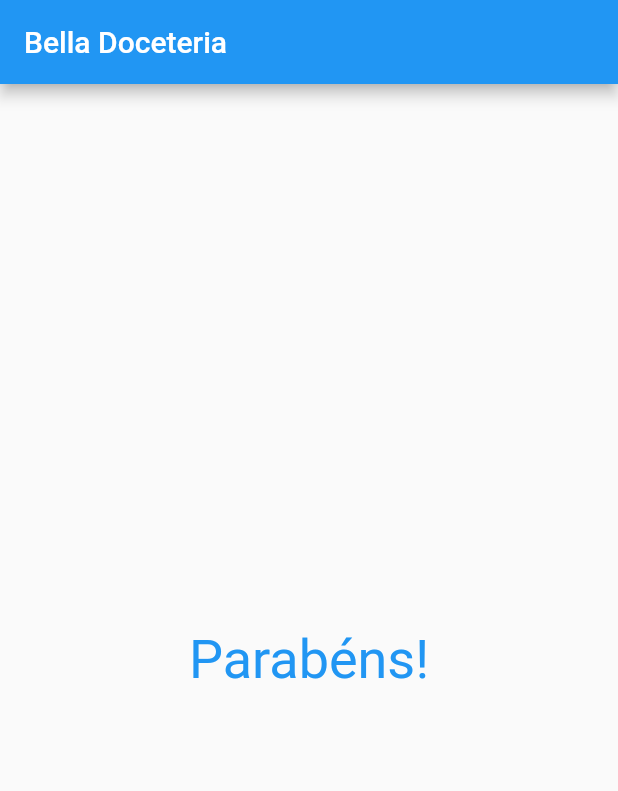
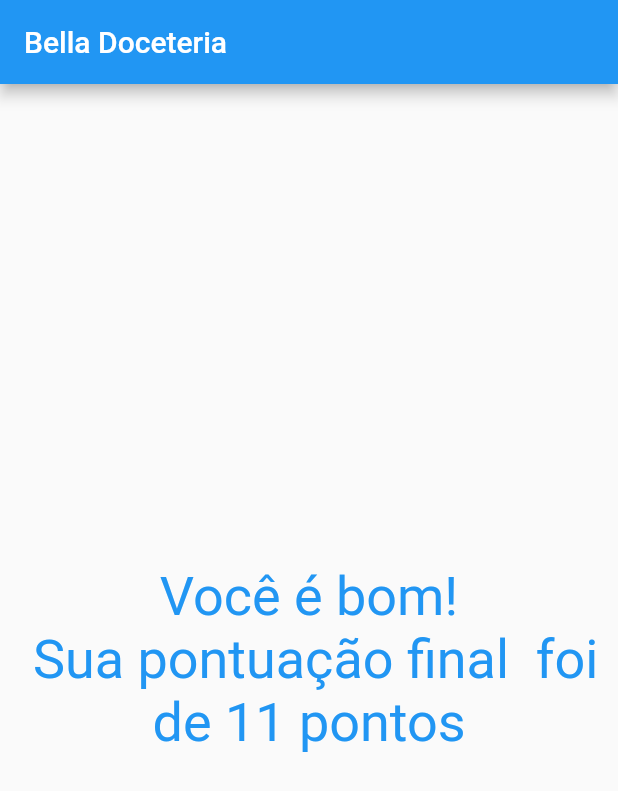
Before and after one commit to DeyvisonSLS/quiz-app, a Flutter app: the screen it shows after launch, after a tap on "Black", after a tap on "São Paulo", after a tap on "Bicycle", on a phone screen of 412 x 824 dp. Shown: the top 791 px of the screen. Run offline on Flutter 3.47's test engine with Material 2 defaults, Android fonts, the phone set to English and light mode, and no system bars.

Commit message:
Score implemented

```diff
--- a/lib/main.dart
+++ b/lib/main.dart
@@ -18,20 +18,36 @@ class QuizApp extends StatefulWidget {
 class _QuizAppState extends State<QuizApp> {
   // Questions Created
   var _questionSelected = 0;
+  var _totalScore = 0;
 
   final _quizQuestions = const [
     // final List<Map<String, Object>> _quizQuestion ...
     {
       'text': 'What is your favorite color?',
-      'answers': ['Black', 'White', 'Yellow', 'Blue']
+      'answers': [
+        {'text': 'Black', 'points': '2'},
+        {'text': 'White', 'points': '5'},
+        {'text': 'Yellow', 'points': '3'},
+        {'text': 'Blue', 'points': '10'},
+      ]
     },
     {
       'text': 'Where were you born?',
-      'answers': ['Santa Cruz', 'São Paulo', 'Natal', 'Mossoró']
+      'answers': [
+        {'text': 'Santa Cruz', 'points': '7'},
+        {'text': 'São Paulo', 'points': '2'},
+        {'text': 'Natal', 'points': '10'},
+        {'text': 'Mossoró', 'points': '2'},
+      ]
     },
     {
       'text': 'What do you prefer?',
-      'answers': ['Car', 'Motorcycle', 'Bicycle', 'Bus']
+      'answers': [
+        {'text': 'Car', 'points': '10'},
+        {'text': 'Motorcycle', 'points': '10'},
+        {'text': 'Bicycle', 'points': '7'},
+        {'text': 'Bus', 'points': '0'},
+      ]
     }
   ];
   // Questions Created
@@ -40,10 +56,11 @@ class _QuizAppState extends State<QuizApp> {
     return _questionSelected < _quizQuestions.length;
   }
 
-  void _nextQuestion() {
+  void _selectQuestion(int score) {
     setState(() {
       if (hasQuestions) {
         _questionSelected++;
+        _totalScore += score;
       }
     });
   }
@@ -59,10 +76,10 @@ class _QuizAppState extends State<QuizApp> {
             ? Quiz(
                 questionSelected: _questionSelected,
                 quizQuestions: _quizQuestions,
-                buttonFunction: _nextQuestion,
+                buttonFunction: _selectQuestion,
               )
-            : const Result(
-                text: 'Parabéns!',
+            : Result(
+                totalScore: _totalScore,
               ),
       ),
     );
--- a/lib/quiz.dart
+++ b/lib/quiz.dart
@@ -6,8 +6,7 @@ import './answer_button.dart';
 class Quiz extends StatelessWidget {
   final int questionSelected;
   final List<Map<String, Object>> quizQuestions;
-  final void Function() buttonFunction;
-  // final bool hasQuestions;
+  final void Function(int) buttonFunction;
 
   const Quiz({
     super.key,
@@ -22,14 +21,21 @@ class Quiz extends StatelessWidget {
 
   @override
   Widget build(BuildContext context) {
-    List<String> answersTextList =
+    List<Map<String, Object>> answersTextList =
         hasQuestions ? quizQuestions[questionSelected].cast()['answers'] : null;
     return Column(
       children: [
         // Question text
         Question(quizQuestions[questionSelected]['text'].toString()),
         // Populate buttons list
-        ...answersTextList.map((e) => AnswerButton(e, buttonFunction)).toList(),
+        ...answersTextList.map(
+          (answer) {
+            return AnswerButton(
+              answer['text'].toString(),
+              () => buttonFunction(int.parse(answer['points'].toString())),
+            );
+          },
+        )
       ],
     );
   }
--- a/lib/result.dart
+++ b/lib/result.dart
@@ -1,19 +1,35 @@
 import 'package:flutter/material.dart';
 
 class Result extends StatelessWidget {
-  final String text;
+  final int totalScore;
 
-  const Result({super.key, required this.text});
+  const Result({
+    super.key,
+    required this.totalScore,
+  });
+
+  String get resultText {
+    if (totalScore < 8) {
+      return 'Parabéns!';
+    } else if (totalScore < 12) {
+      return 'Você é bom!';
+    } else if (totalScore < 16) {
+      return 'Impressionante!';
+    } else {
+      return 'Jedi level!';
+    }
+  }
 
   @override
   Widget build(BuildContext context) {
     return Center(
       child: Text(
-        text,
+        '$resultText \n Sua pontuação final  foi de $totalScore pontos',
         style: const TextStyle(
           color: Colors.blue,
           fontSize: 36,
         ),
+        textAlign: TextAlign.center,
       ),
     );
   }
```
